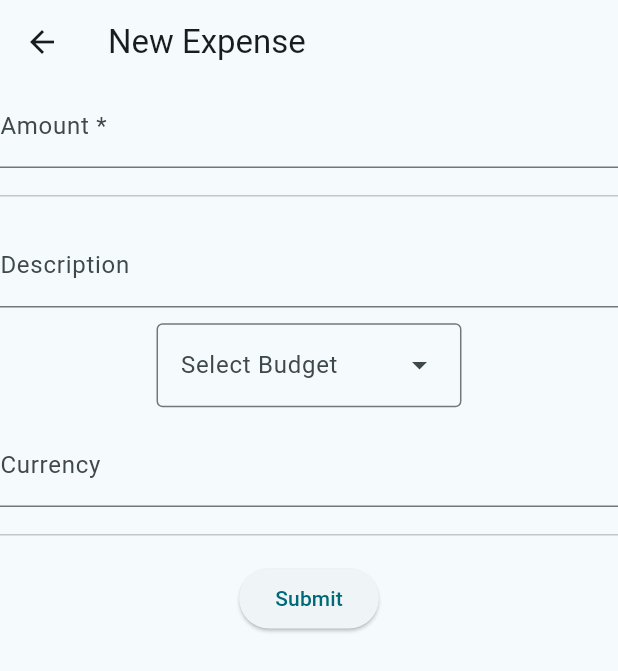
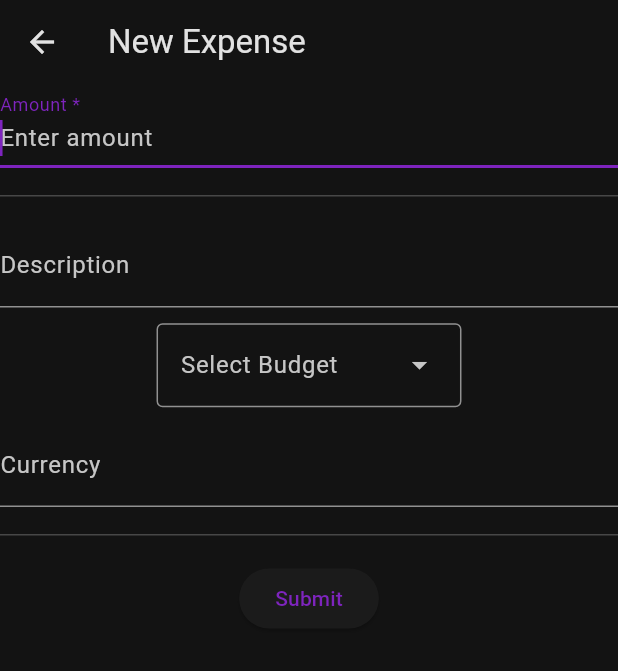
Before and after one commit to Supalien/WiseBud, a Flutter app: the screen it shows after launch, after a tap on the "add" icon, on a phone screen of 412 x 824 dp. Shown: the top 671 px of the screen. Run offline on Flutter 3.47's test engine with Material 3 defaults, Android fonts, the phone set to English and light mode, and no system bars; our stand-ins replace google_sign_in, supabase_flutter; accounts and stored records are empty; network calls fail.

Commit message:
visual changes

```diff
--- a/lib/main.dart
+++ b/lib/main.dart
@@ -104,11 +104,18 @@ class MyApp extends StatelessWidget {
         // tested with just a hot reload.
         colorScheme: ColorScheme.fromSeed(
           seedColor: const Color.fromARGB(255, 54, 170, 190),
+          primary: Color.fromARGB(255, 54, 170, 190)
         ),
       ),
       darkTheme: ThemeData(
-        colorScheme: ColorScheme.fromSeed(seedColor: Colors.deepPurpleAccent, brightness: Brightness.dark)
+        colorScheme: ColorScheme.fromSeed(
+          seedColor: Color.fromARGB(202, 56, 2, 94),
+          brightness: Brightness.dark,
+          primary: Color.fromARGB(255, 126, 36, 190),
+          dynamicSchemeVariant: DynamicSchemeVariant.rainbow
+        )
       ),
+      themeMode: ThemeMode.dark,
       home: DefaultTabController(length: 3, child: MyHomePage()),
     );
   }
@@ -138,7 +145,6 @@ class _MyHomePageState extends State<MyHomePage> {
     // FOR TESTING:
     // Trip trip = fakeTrip; // CHANGE LATER
     print(Theme.of(context).colorScheme.primary);
-
     return Scaffold(
       appBar: AppBar(
         backgroundColor: Theme.of(context).colorScheme.primary,
@@ -146,16 +152,12 @@ class _MyHomePageState extends State<MyHomePage> {
         // the App.build method, and use it to set our appbar title.
         title: Text(context.select<Trip, String>((t) => t.name)),
       ),
-      body: Center(
-        // Center is a layout widget. It takes a single child and positions it
-        // in the middle of the parent.
-        child: TabBarView(
+      body: TabBarView(
         children: [
           TripTab(),
           BudgetTab(),
           Text('Auth tab'),
         ],
-        ),
       ),
       floatingActionButton: FloatingActionButton(
         onPressed: () => _newExpense(context),
@@ -172,11 +174,19 @@ class _MyHomePageState extends State<MyHomePage> {
       drawer: Drawer(
         child: Column(
           children: [
-            Row(
+            SizedBox(
+              height: 75,
+              child: DrawerHeader(
+                margin: EdgeInsets.all(0),
+                padding: EdgeInsetsGeometry.all(0),
+                child: Row(
                   children: [
+                    Padding(padding: EdgeInsetsGeometry.all(5)),
                     Expanded(child: Text("Trips", textScaler: TextScaler.linear(1.5))),
                     TextButton.icon(onPressed: (){}, label: Text("New Trip"), icon: Icon(Icons.add_circle_sharp),)
                   ],
+                ),
+              ),
             ),
             Expanded(
               child: ListView(
--- a/lib/pages/budget_tab.dart
+++ b/lib/pages/budget_tab.dart
@@ -18,12 +18,16 @@ class _BudgetTabState extends State<BudgetTab> {
   Widget build(BuildContext context) {
     List<Budget> budgets = context.select<Trip, List<Budget>>((t) => t.budgets);
     return SingleChildScrollView(
+      padding: EdgeInsets.all(5),
       child: Column(
         children: [
           Text("Budgets", textScaler: TextScaler.linear(2)),
           GridView.count(
+            mainAxisSpacing: 5,
+            crossAxisSpacing: 5,
             shrinkWrap: true,
             crossAxisCount: 2,
+            clipBehavior: Clip.none,
             children: List<Widget>.from(
               budgets.map(
                 (b) => ChangeNotifierProvider.value(
@@ -72,7 +76,6 @@ class BudgetInfoWidget extends StatelessWidget {
     final bool isOverBudget = budget.totalExpenses >= budget.amount;
     return Material(
       child: Ink(
-        // margin: EdgeInsets.all(5),
         decoration: BoxDecoration(
           shape: BoxShape.circle,
           border: Border.all(
--- a/lib/pages/new_budget.dart
+++ b/lib/pages/new_budget.dart
@@ -38,6 +38,7 @@ class _NewBudgetScreenState extends State<NewBudgetScreen> {
                 }
                 return null;
               },
+              autofocus: true,
             ),
             TextFormField(
               onSaved: (newValue) => amount = int.parse(newValue!),
--- a/lib/pages/new_expense.dart
+++ b/lib/pages/new_expense.dart
@@ -42,6 +42,7 @@ class _NewExpenseScreenState extends State<NewExpenseScreen> {
                 }
                 return null;
               },
+              autofocus: true,
             ),
             Divider(),
             TextFormField(
--- a/lib/pages/trip_tab.dart
+++ b/lib/pages/trip_tab.dart
@@ -11,14 +11,24 @@ class TripTab extends StatelessWidget {
     Trip trip = context.watch<Trip>();
     return Column(
       children: [
+        Padding(padding: EdgeInsetsGeometry.only(bottom: 25)),
         Row(
-          mainAxisAlignment: MainAxisAlignment.center,
-          spacing: 50,
+          mainAxisAlignment: MainAxisAlignment.spaceAround,
           children: [
-            TripBudgetInfoWidget(title: "Trip Budget", currency: trip.defaultCurrency, amount: trip.totalExpenses, total: trip.totalBudget),
-            TripBudgetInfoWidget(title: "Monthly budget", amount: trip.monthlyExpenses, currency: trip.defaultCurrency, total: trip.monthlyBudget),
+            TripBudgetInfoWidget(
+              title: "Trip Budget",
+              currency: trip.defaultCurrency,
+              amount: trip.totalExpenses,
+              total: trip.totalBudget,
+            ),
+            TripBudgetInfoWidget(
+              title: "Monthly budget",
+              amount: trip.monthlyExpenses,
+              currency: trip.defaultCurrency,
+              total: trip.monthlyBudget,
+            ),
           ],
-        )
+        ),
       ],
     );
   }
@@ -29,19 +39,40 @@ class TripBudgetInfoWidget extends StatelessWidget {
   final String currency;
   final double amount;
   final double total;
-  const TripBudgetInfoWidget({super.key, required this.title, required this.currency, required this.amount, required this.total});
+  const TripBudgetInfoWidget({
+    super.key,
+    required this.title,
+    required this.currency,
+    required this.amount,
+    required this.total,
+  });
 
   @override
   Widget build(BuildContext context) {
-    return Column(
-      children: [
-        Text(title),
-        Row(
-          children: [
-            Text("${formatDouble(amount)} / ${formatDouble(total)} $currency")
-          ],
-        )
-      ],
+    return SizedBox(
+      width: 150,
+      height: 65,
+      child: Material(
+        color: Theme.brightnessOf(context) == Brightness.dark? Theme.of(context).focusColor : Theme.of(context).cardColor,
+        borderRadius: BorderRadius.circular(15),
+        elevation: 10,
+        shadowColor: Theme.of(context).colorScheme.shadow,
+        child: InkWell(
+          onTap: () {}, // TODO: do something with this
+          borderRadius: BorderRadius.circular(15),
+          child: Center(
+            child: Column(
+              mainAxisAlignment: MainAxisAlignment.center,
+              children: [
+                Text(title),
+                Text(
+                  "${formatDouble(amount)} / ${formatDouble(total)} $currency",
+                ),
+              ],
+            ),
+          ),
+        ),
+      ),
     );
   }
 }
```
Lines whose indentation alone changed are shown as unchanged.
